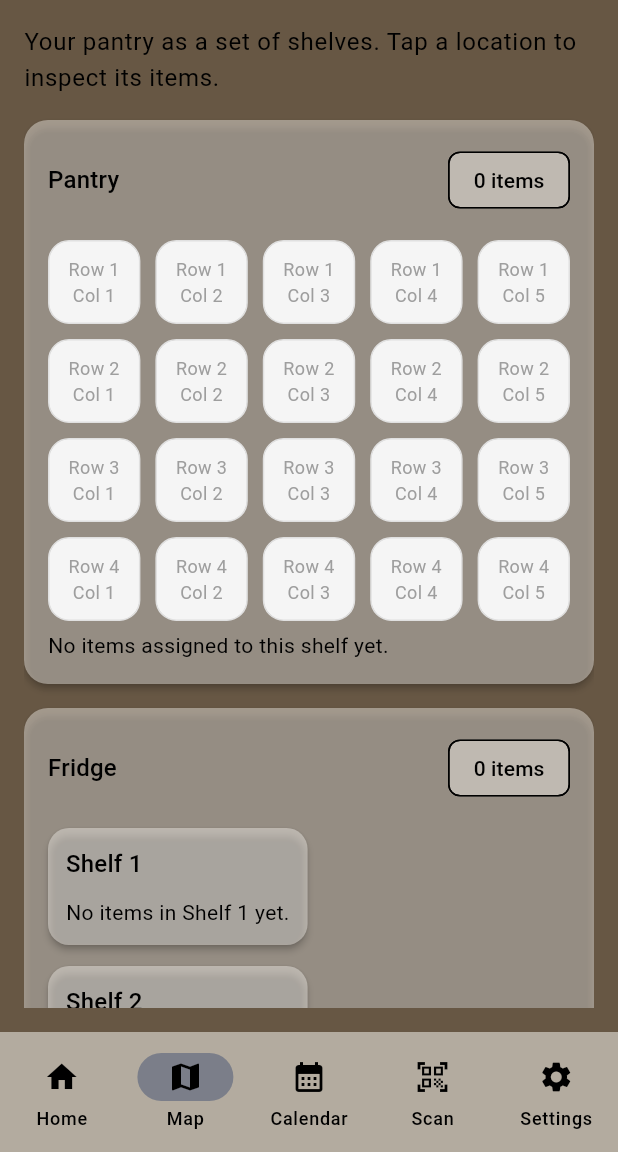
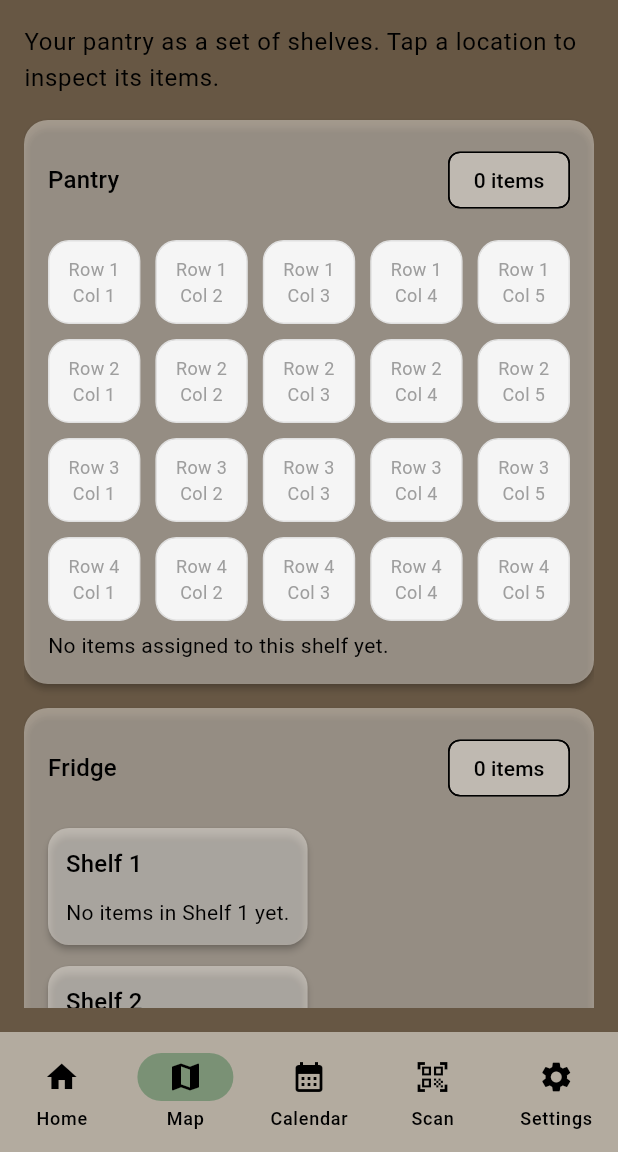
Before and after one commit to Lucia-C-S/organiz.ia, a Flutter app: the screen it shows after launch, item 2 of the bottom bar chosen, on a phone screen of 412 x 824 dp, the part 84-1236 px from its top. Run offline on Flutter 3.47's test engine with Material 3 defaults, Android fonts, the phone set to English and light mode, and no system bars; our stand-ins replace cloud_firestore, firebase_auth, firebase_core, firebase_storage, shared_preferences; missing offline and left inert: mobile_scanner; accounts and stored records are empty.

```diff
--- a/lib/main.dart
+++ b/lib/main.dart
@@ -39,7 +39,7 @@ class PantryApp extends StatelessWidget {
 
               colorScheme: ColorScheme.light(
                 primary: const Color.fromARGB(224, 116, 98, 78),
-                secondary: const Color.fromARGB(112, 51, 69, 109),
+                secondary: const Color.fromARGB(111, 48, 113, 64),
                 surface: const Color.fromARGB(112, 245, 242, 236),
                 ),
               scaffoldBackgroundColor: Color.fromARGB(203, 96, 79, 59),
```
Also changed, not shown: lib/screens/add_edit_item_screen.dart (+4 -4 lines).
